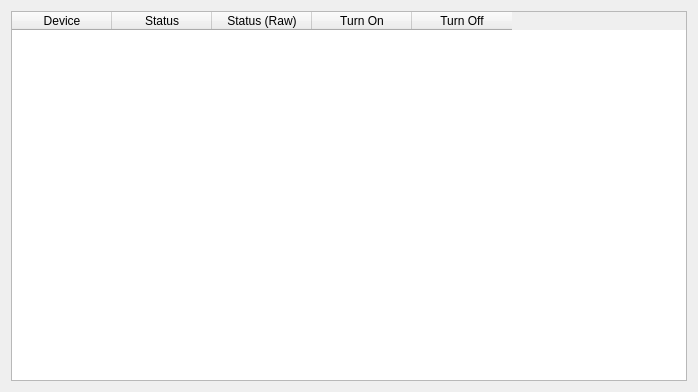
This is src/GUI/ui/statusMonitor.ui in lnls-sirius/poemonitor-ioc as Qt 5 draws it before an edit. The edited form follows.
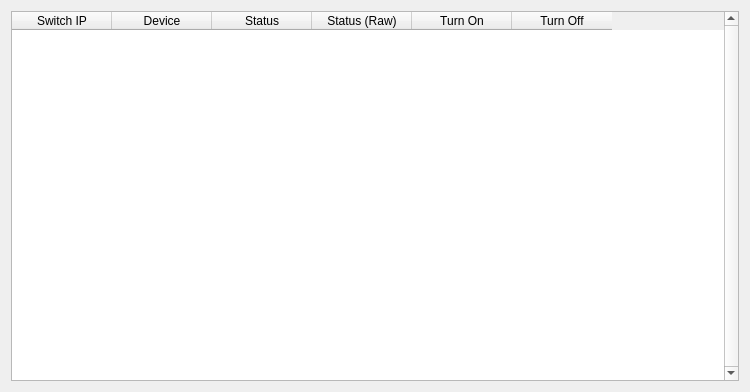
This is the edited form.

Commit message: Graphical monitor working with dynamic created screens

Diff of the .ui file:
```diff
--- a/src/GUI/ui/statusMonitor.ui
+++ b/src/GUI/ui/statusMonitor.ui
@@ -6,7 +6,7 @@
    <rect>
     <x>0</x>
     <y>0</y>
-    <width>698</width>
+    <width>750</width>
     <height>392</height>
    </rect>
   </property>
@@ -22,11 +22,14 @@
        <verstretch>0</verstretch>
       </sizepolicy>
      </property>
+     <property name="verticalScrollBarPolicy">
+      <enum>Qt::ScrollBarAlwaysOn</enum>
+     </property>
      <property name="dragEnabled">
       <bool>false</bool>
      </property>
      <property name="alternatingRowColors">
-      <bool>true</bool>
+      <bool>false</bool>
      </property>
      <attribute name="horizontalHeaderVisible">
       <bool>true</bool>
@@ -39,7 +42,7 @@
      </attribute>
      <column>
       <property name="text">
-       <string>Device</string>
+       <string>Switch IP</string>
       </property>
       <property name="font">
        <font>
@@ -48,6 +51,11 @@
        </font>
       </property>
      </column>
+     <column>
+      <property name="text">
+       <string>Device</string>
+      </property>
+     </column>
      <column>
       <property name="text">
        <string>Status</string>
```
Left out of the diff: 6 changed lines with no effect on the pictures. The commit also changes 11 other files.
